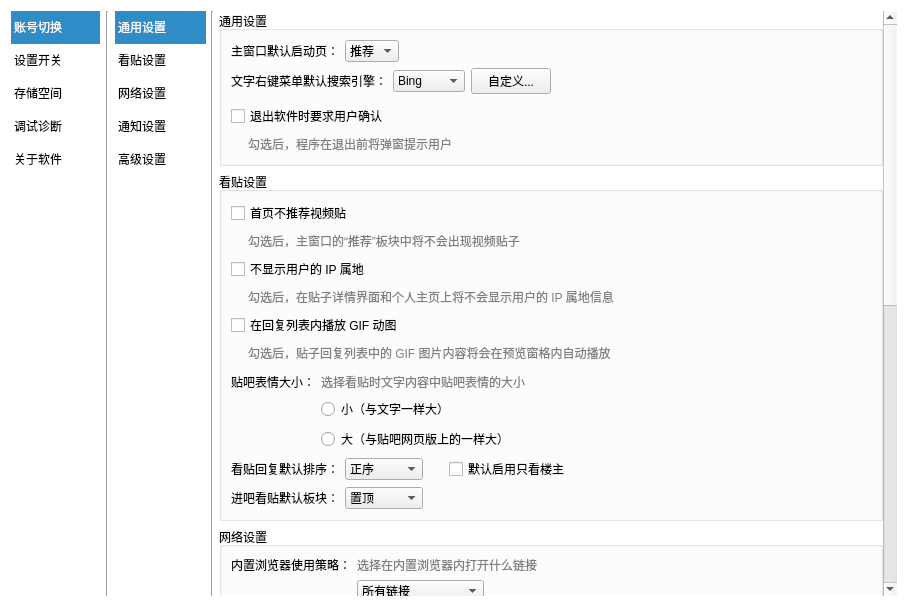
clb-128258/TiebaDesktop, file src/resf/settings.ui: the form before one commit.
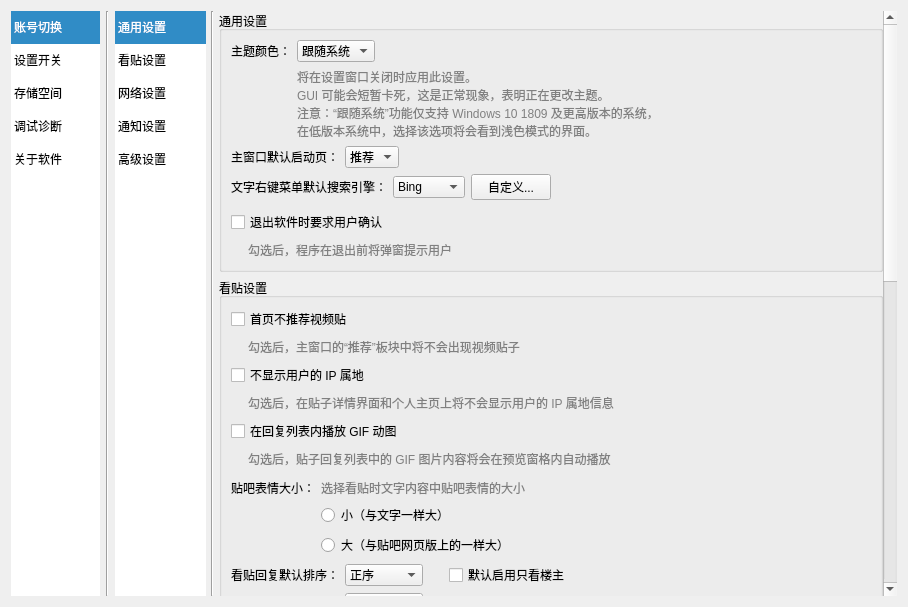
The form after the commit. The open tabs and pages were chosen to show the change.

Commit message: (add) dark style mode

```diff
--- a/src/resf/settings.ui
+++ b/src/resf/settings.ui
@@ -13,11 +13,6 @@
   <property name="windowTitle">
    <string>设置</string>
   </property>
-  <property name="styleSheet">
-   <string notr="true">QWidget{font-family: &quot;微软雅黑&quot;;}
-QDialog{background-color: rgb(255, 255, 255);}
-</string>
-  </property>
   <layout class="QGridLayout" name="gridLayout_12">
    <item row="0" column="0">
     <widget class="QListWidget" name="listWidget">
@@ -226,13 +221,9 @@
             <x>0</x>
             <y>0</y>
             <width>663</width>
-            <height>1109</height>
+            <height>1196</height>
            </rect>
           </property>
-          <property name="styleSheet">
-           <string notr="true">QWidget#scrollAreaWidgetContents{background-color: rgb(255, 255, 255);}
-</string>
-          </property>
           <layout class="QGridLayout" name="gridLayout">
            <property name="leftMargin">
             <number>0</number>
@@ -267,53 +258,7 @@
               <property name="bottomMargin">
                <number>9</number>
               </property>
-              <item row="0" column="0">
-               <layout class="QHBoxLayout" name="horizontalLayout_14" stretch="0,0,0">
-                <item>
-                 <widget class="QLabel" name="label_17">
-                  <property name="toolTip">
-                   <string/>
-                  </property>
-                  <property name="text">
-                   <string>主窗口默认启动页：</string>
-                  </property>
-                 </widget>
-                </item>
-                <item>
-                 <widget class="QComboBox" name="comboBox_4">
-                  <item>
-                   <property name="text">
-                    <string>推荐</string>
-                   </property>
-                  </item>
-                  <item>
-                   <property name="text">
-                    <string>进吧</string>
-                   </property>
-                  </item>
-                  <item>
-                   <property name="text">
-                    <string>消息</string>
-                   </property>
-                  </item>
-                 </widget>
-                </item>
-                <item>
-                 <spacer name="horizontalSpacer_12">
-                  <property name="orientation">
-                   <enum>Qt::Horizontal</enum>
-                  </property>
-                  <property name="sizeHint" stdset="0">
-                   <size>
-                    <width>40</width>
-                    <height>20</height>
-                   </size>
-                  </property>
-                 </spacer>
-                </item>
-               </layout>
-              </item>
-              <item row="1" column="0">
+              <item row="3" column="0">
                <layout class="QHBoxLayout" name="horizontalLayout_18" stretch="0,0,0,0">
                 <item>
                  <widget class="QLabel" name="label_19">
@@ -372,22 +317,38 @@
                </layout>
               </item>
               <item row="2" column="0">
-               <layout class="QHBoxLayout" name="horizontalLayout_16" stretch="0,0">
-                <property name="topMargin">
-                 <number>4</number>
-                </property>
+               <layout class="QHBoxLayout" name="horizontalLayout_14" stretch="0,0,0">
                 <item>
-                 <widget class="QCheckBox" name="checkBox_16">
+                 <widget class="QLabel" name="label_17">
                   <property name="toolTip">
                    <string/>
                   </property>
                   <property name="text">
-                   <string>退出软件时要求用户确认</string>
+                   <string>主窗口默认启动页：</string>
                   </property>
                  </widget>
                 </item>
                 <item>
-                 <spacer name="horizontalSpacer_15">
+                 <widget class="QComboBox" name="comboBox_4">
+                  <item>
+                   <property name="text">
+                    <string>推荐</string>
+                   </property>
+                  </item>
+                  <item>
+                   <property name="text">
+                    <string>进吧</string>
+                   </property>
+                  </item>
+                  <item>
+                   <property name="text">
+                    <string>消息</string>
+                   </property>
+                  </item>
+                 </widget>
+                </item>
+                <item>
+                 <spacer name="horizontalSpacer_12">
                   <property name="orientation">
                    <enum>Qt::Horizontal</enum>
                   </property>
@@ -401,7 +362,7 @@
                 </item>
                </layout>
               </item>
-              <item row="3" column="0">
+              <item row="5" column="0">
                <layout class="QHBoxLayout" name="horizontalLayout_19" stretch="0,0,0">
                 <property name="topMargin">
                  <number>0</number>
@@ -448,6 +409,132 @@
                 </item>
                </layout>
               </item>
+              <item row="0" column="0">
+               <layout class="QHBoxLayout" name="horizontalLayout_32" stretch="0,0,0">
+                <item>
+                 <widget class="QLabel" name="label_47">
+                  <property name="toolTip">
+                   <string/>
+                  </property>
+                  <property name="text">
+                   <string>主题颜色：</string>
+                  </property>
+                 </widget>
+                </item>
+                <item>
+                 <widget class="QComboBox" name="comboBox_6">
+                  <item>
+                   <property name="text">
+                    <string>跟随系统</string>
+                   </property>
+                  </item>
+                  <item>
+                   <property name="text">
+                    <string>浅色模式</string>
+                   </property>
+                  </item>
+                  <item>
+                   <property name="text">
+                    <string>深色模式</string>
+                   </property>
+                  </item>
+                 </widget>
+                </item>
+                <item>
+                 <spacer name="horizontalSpacer_41">
+                  <property name="orientation">
+                   <enum>Qt::Horizontal</enum>
+                  </property>
+                  <property name="sizeHint" stdset="0">
+                   <size>
+                    <width>40</width>
+                    <height>20</height>
+                   </size>
+                  </property>
+                 </spacer>
+                </item>
+               </layout>
+              </item>
+              <item row="4" column="0">
+               <layout class="QHBoxLayout" name="horizontalLayout_16" stretch="0,0">
+                <property name="topMargin">
+                 <number>4</number>
+                </property>
+                <item>
+                 <widget class="QCheckBox" name="checkBox_16">
+                  <property name="toolTip">
+                   <string/>
+                  </property>
+                  <property name="text">
+                   <string>退出软件时要求用户确认</string>
+                  </property>
+                 </widget>
+                </item>
+                <item>
+                 <spacer name="horizontalSpacer_15">
+                  <property name="orientation">
+                   <enum>Qt::Horizontal</enum>
+                  </property>
+                  <property name="sizeHint" stdset="0">
+                   <size>
+                    <width>40</width>
+                    <height>20</height>
+                   </size>
+                  </property>
+                 </spacer>
+                </item>
+               </layout>
+              </item>
+              <item row="1" column="0">
+               <layout class="QHBoxLayout" name="horizontalLayout_33" stretch="0,0,0">
+                <property name="topMargin">
+                 <number>0</number>
+                </property>
+                <item>
+                 <spacer name="horizontalSpacer_42">
+                  <property name="orientation">
+                   <enum>Qt::Horizontal</enum>
+                  </property>
+                  <property name="sizeType">
+                   <enum>QSizePolicy::Fixed</enum>
+                  </property>
+                  <property name="sizeHint" stdset="0">
+                   <size>
+                    <width>66</width>
+                    <height>20</height>
+                   </size>
+                  </property>
+                 </spacer>
+                </item>
+                <item>
+                 <widget class="QLabel" name="label_48">
+                  <property name="styleSheet">
+                   <string notr="true">QLabel{color: grey;}
+</string>
+                  </property>
+                  <property name="text">
+                   <string>将在设置窗口关闭时应用此设置。
+GUI 可能会短暂卡死，这是正常现象，表明正在更改主题。
+注意：“跟随系统”功能仅支持 Windows 10 1809 及更高版本的系统，
+在低版本系统中，选择该选项将会看到浅色模式的界面。</string>
+                  </property>
+                 </widget>
+                </item>
+                <item>
+                 <spacer name="horizontalSpacer_43">
+                  <property name="orientation">
+                   <enum>Qt::Horizontal</enum>
+                  </property>
+                  <property name="sizeHint" stdset="0">
+                   <size>
+                    <width>40</width>
+                    <height>20</height>
+                   </size>
+                  </property>
+                 </spacer>
+                </item>
+               </layout>
+              </item>
              </layout>
             </widget>
            </item>
```
The commit also changes 114 other files.
